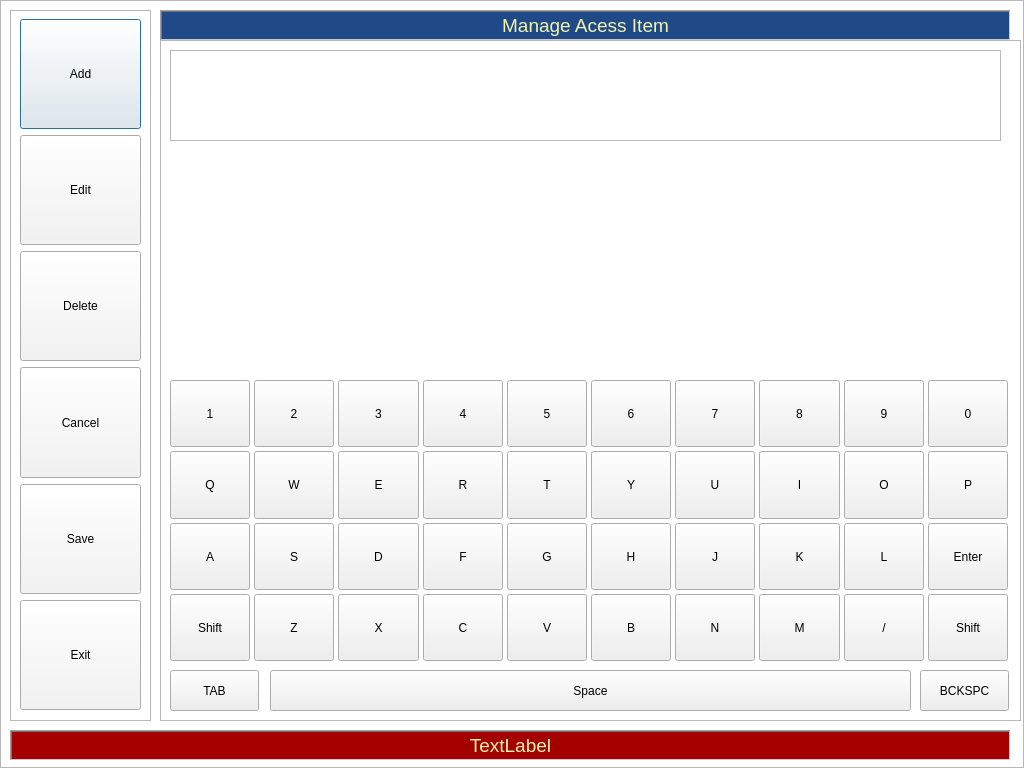
Old version of the form manage_access_item.ui in the repository swodaemkram/aces.
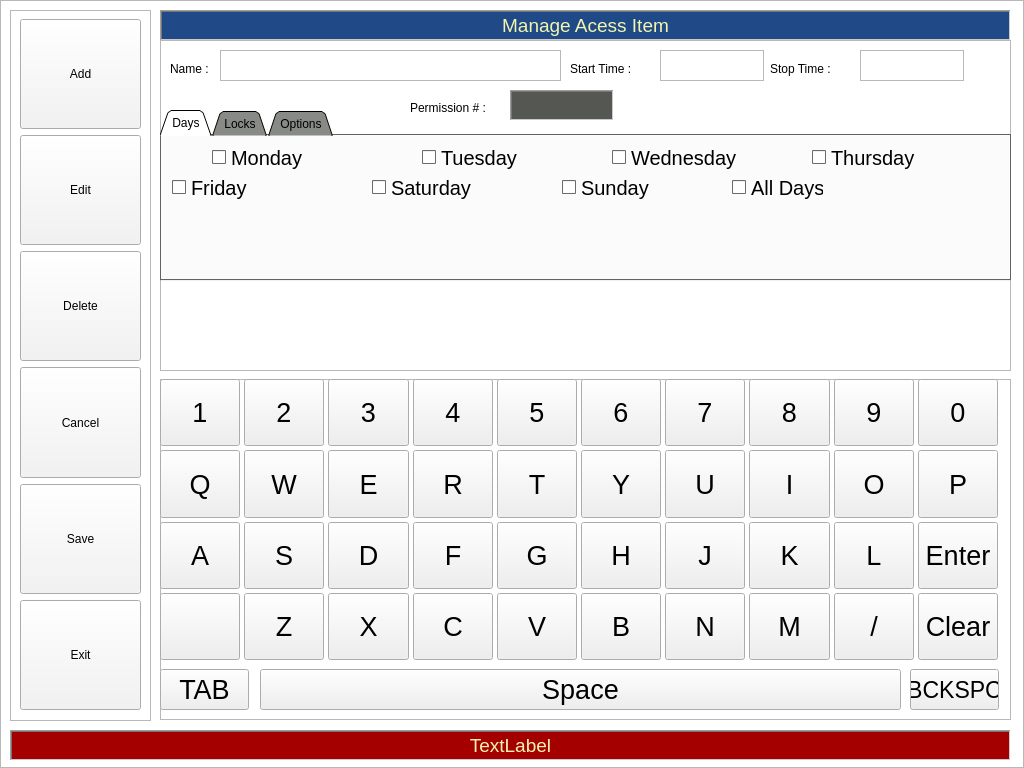
New version of the form. Icons and pictures are not drawn.

Diff of the .ui file:
```diff
--- a/manage_access_item.ui
+++ b/manage_access_item.ui
@@ -503,6 +503,9 @@
          </disabled>
         </palette>
        </property>
+       <property name="focusPolicy">
+        <enum>Qt::NoFocus</enum>
+       </property>
        <property name="text">
         <string>Add</string>
        </property>
@@ -580,6 +583,9 @@
          </disabled>
         </palette>
        </property>
+       <property name="focusPolicy">
+        <enum>Qt::NoFocus</enum>
+       </property>
        <property name="text">
         <string>Edit</string>
        </property>
@@ -657,6 +663,9 @@
          </disabled>
         </palette>
        </property>
+       <property name="focusPolicy">
+        <enum>Qt::NoFocus</enum>
+       </property>
        <property name="text">
         <string>Delete</string>
        </property>
@@ -734,6 +743,9 @@
          </disabled>
         </palette>
        </property>
+       <property name="focusPolicy">
+        <enum>Qt::NoFocus</enum>
+       </property>
        <property name="text">
         <string>Cancel</string>
        </property>
@@ -811,6 +823,9 @@
          </disabled>
         </palette>
        </property>
+       <property name="focusPolicy">
+        <enum>Qt::NoFocus</enum>
+       </property>
        <property name="text">
         <string>Save</string>
        </property>
@@ -915,6 +930,9 @@
          </disabled>
         </palette>
        </property>
+       <property name="focusPolicy">
+        <enum>Qt::NoFocus</enum>
+       </property>
        <property name="text">
         <string>Exit</string>
        </property>
@@ -928,8 +946,8 @@
     <rect>
      <x>160</x>
      <y>40</y>
-     <width>861</width>
-     <height>681</height>
+     <width>851</width>
+     <height>331</height>
     </rect>
    </property>
    <property name="frameShape">
@@ -938,35 +956,727 @@
    <property name="frameShadow">
     <enum>QFrame::Raised</enum>
    </property>
-   <widget class="QTableView" name="tableView">
+   <widget class="QGraphicsView" name="graphicsView_2">
+    <property name="geometry">
+     <rect>
+      <x>0</x>
+      <y>0</y>
+      <width>851</width>
+      <height>331</height>
+     </rect>
+    </property>
+    <property name="verticalScrollBarPolicy">
+     <enum>Qt::ScrollBarAlwaysOff</enum>
+    </property>
+    <property name="horizontalScrollBarPolicy">
+     <enum>Qt::ScrollBarAlwaysOff</enum>
+    </property>
+   </widget>
+   <widget class="QPushButton" name="pushButton_50">
+    <property name="geometry">
+     <rect>
+      <x>580</x>
+      <y>250</y>
+      <width>89</width>
+      <height>81</height>
+     </rect>
+    </property>
+    <property name="focusPolicy">
+     <enum>Qt::NoFocus</enum>
+    </property>
+    <property name="text">
+     <string/>
+    </property>
+    <property name="icon">
+     <iconset>
+      <normaloff>../build-aces-Desktop-Debug/icons/forward_button_gray.png</normaloff>../build-aces-Desktop-Debug/icons/forward_button_gray.png</iconset>
+    </property>
+    <property name="iconSize">
+     <size>
+      <width>80</width>
+      <height>80</height>
+     </size>
+    </property>
+    <property name="flat">
+     <bool>true</bool>
+    </property>
+   </widget>
+   <widget class="QPushButton" name="pushButton_51">
+    <property name="geometry">
+     <rect>
+      <x>160</x>
+      <y>260</y>
+      <width>89</width>
+      <height>71</height>
+     </rect>
+    </property>
+    <property name="focusPolicy">
+     <enum>Qt::NoFocus</enum>
+    </property>
+    <property name="text">
+     <string/>
+    </property>
+    <property name="icon">
+     <iconset>
+      <normaloff>../build-aces-Desktop-Debug/icons/back_button_gray.png</normaloff>../build-aces-Desktop-Debug/icons/back_button_gray.png</iconset>
+    </property>
+    <property name="iconSize">
+     <size>
+      <width>80</width>
+      <height>80</height>
+     </size>
+    </property>
+    <property name="flat">
+     <bool>true</bool>
+    </property>
+   </widget>
+   <widget class="QLabel" name="label_3">
+    <property name="geometry">
+     <rect>
+      <x>250</x>
+      <y>60</y>
+      <width>101</width>
+      <height>16</height>
+     </rect>
+    </property>
+    <property name="text">
+     <string>Permission # : </string>
+    </property>
+   </widget>
+   <widget class="QPlainTextEdit" name="plainTextEdit">
+    <property name="geometry">
+     <rect>
+      <x>350</x>
+      <y>50</y>
+      <width>104</width>
+      <height>31</height>
+     </rect>
+    </property>
+    <property name="palette">
+     <palette>
+      <active>
+       <colorrole role="WindowText">
+        <brush brushstyle="SolidPattern">
+         <color alpha="255">
+          <red>255</red>
+          <green>255</green>
+          <blue>255</blue>
+         </color>
+        </brush>
+       </colorrole>
+       <colorrole role="Text">
+        <brush brushstyle="SolidPattern">
+         <color alpha="255">
+          <red>255</red>
+          <green>255</green>
+          <blue>255</blue>
+         </color>
+        </brush>
+       </colorrole>
+       <colorrole role="Base">
+        <brush brushstyle="SolidPattern">
+         <color alpha="255">
+          <red>85</red>
+          <green>87</green>
+          <blue>83</blue>
+         </color>
+        </brush>
+       </colorrole>
+      </active>
+      <inactive>
+       <colorrole role="WindowText">
+        <brush brushstyle="SolidPattern">
+         <color alpha="255">
+          <red>255</red>
+          <green>255</green>
+          <blue>255</blue>
+         </color>
+        </brush>
+       </colorrole>
+       <colorrole role="Text">
+        <brush brushstyle="SolidPattern">
+         <color alpha="255">
+          <red>255</red>
+          <green>255</green>
+          <blue>255</blue>
+         </color>
+        </brush>
+       </colorrole>
+       <colorrole role="Base">
+        <brush brushstyle="SolidPattern">
+         <color alpha="255">
+          <red>85</red>
+          <green>87</green>
+          <blue>83</blue>
+         </color>
+        </brush>
+       </colorrole>
+      </inactive>
+      <disabled>
+       <colorrole role="WindowText">
+        <brush brushstyle="SolidPattern">
+         <color alpha="255">
+          <red>190</red>
+          <green>190</green>
+          <blue>190</blue>
+         </color>
+        </brush>
+       </colorrole>
+       <colorrole role="Text">
+        <brush brushstyle="SolidPattern">
+         <color alpha="255">
+          <red>190</red>
+          <green>190</green>
+          <blue>190</blue>
+         </color>
+        </brush>
+       </colorrole>
+       <colorrole role="Base">
+        <brush brushstyle="SolidPattern">
+         <color alpha="255">
+          <red>239</red>
+          <green>235</green>
+          <blue>231</blue>
+         </color>
+        </brush>
+       </colorrole>
+      </disabled>
+     </palette>
+    </property>
+    <property name="frameShape">
+     <enum>QFrame::WinPanel</enum>
+    </property>
+   </widget>
+   <widget class="QLabel" name="label_4">
+    <property name="geometry">
+     <rect>
+      <x>410</x>
+      <y>20</y>
+      <width>81</width>
+      <height>17</height>
+     </rect>
+    </property>
+    <property name="text">
+     <string>Start Time : </string>
+    </property>
+   </widget>
+   <widget class="QPlainTextEdit" name="plainTextEdit_2">
+    <property name="geometry">
+     <rect>
+      <x>500</x>
+      <y>10</y>
+      <width>104</width>
+      <height>31</height>
+     </rect>
+    </property>
+   </widget>
+   <widget class="QLabel" name="label_5">
+    <property name="geometry">
+     <rect>
+      <x>610</x>
+      <y>20</y>
+      <width>81</width>
+      <height>17</height>
+     </rect>
+    </property>
+    <property name="text">
+     <string>Stop Time : </string>
+    </property>
+   </widget>
+   <widget class="QPlainTextEdit" name="plainTextEdit_3">
+    <property name="geometry">
+     <rect>
+      <x>700</x>
+      <y>10</y>
+      <width>104</width>
+      <height>31</height>
+     </rect>
+    </property>
+   </widget>
+   <widget class="QLabel" name="label_6">
     <property name="geometry">
      <rect>
       <x>10</x>
+      <y>20</y>
+      <width>51</width>
+      <height>17</height>
+     </rect>
+    </property>
+    <property name="text">
+     <string>Name : </string>
+    </property>
+   </widget>
+   <widget class="QPlainTextEdit" name="plainTextEdit_4">
+    <property name="geometry">
+     <rect>
+      <x>60</x>
       <y>10</y>
-      <width>831</width>
-      <height>91</height>
+      <width>341</width>
+      <height>31</height>
      </rect>
     </property>
-    <property name="font">
-     <font>
-      <pointsize>8</pointsize>
-     </font>
+   </widget>
+   <widget class="QTabWidget" name="tabWidget">
+    <property name="geometry">
+     <rect>
+      <x>0</x>
+      <y>70</y>
+      <width>851</width>
+      <height>171</height>
+     </rect>
     </property>
-    <property name="alternatingRowColors">
-     <bool>true</bool>
+    <property name="palette">
+     <palette>
+      <active>
+       <colorrole role="Base">
+        <brush brushstyle="SolidPattern">
+         <color alpha="255">
+          <red>255</red>
+          <green>255</green>
+          <blue>255</blue>
+         </color>
+        </brush>
+       </colorrole>
+       <colorrole role="Window">
+        <brush brushstyle="SolidPattern">
+         <color alpha="255">
+          <red>136</red>
+          <green>138</green>
+          <blue>133</blue>
+         </color>
+        </brush>
+       </colorrole>
+      </active>
+      <inactive>
+       <colorrole role="Base">
+        <brush brushstyle="SolidPattern">
+         <color alpha="255">
+          <red>255</red>
+          <green>255</green>
+          <blue>255</blue>
+         </color>
+        </brush>
+       </colorrole>
+       <colorrole role="Window">
+        <brush brushstyle="SolidPattern">
+         <color alpha="255">
+          <red>136</red>
+          <green>138</green>
+          <blue>133</blue>
+         </color>
+        </brush>
+       </colorrole>
+      </inactive>
+      <disabled>
+       <colorrole role="Base">
+        <brush brushstyle="SolidPattern">
+         <color alpha="255">
+          <red>136</red>
+          <green>138</green>
+          <blue>133</blue>
+         </color>
+        </brush>
+       </colorrole>
+       <colorrole role="Window">
+        <brush brushstyle="SolidPattern">
+         <color alpha="255">
+          <red>136</red>
+          <green>138</green>
+          <blue>133</blue>
+         </color>
+        </brush>
+       </colorrole>
+      </disabled>
+     </palette>
     </property>
-    <property name="sortingEnabled">
-     <bool>true</bool>
+    <property name="focusPolicy">
+     <enum>Qt::NoFocus</enum>
     </property>
-    <attribute name="verticalHeaderVisible">
-     <bool>false</bool>
-    </attribute>
+    <property name="tabShape">
+     <enum>QTabWidget::Triangular</enum>
+    </property>
+    <property name="currentIndex">
+     <number>0</number>
+    </property>
+    <widget class="QWidget" name="tab">
+     <attribute name="title">
+      <string>Days</string>
+     </attribute>
+     <widget class="QCheckBox" name="checkBox_3">
+      <property name="geometry">
+       <rect>
+        <x>450</x>
+        <y>10</y>
+        <width>131</width>
+        <height>23</height>
+       </rect>
+      </property>
+      <property name="font">
+       <font>
+        <pointsize>15</pointsize>
+       </font>
+      </property>
+      <property name="text">
+       <string>Wednesday</string>
+      </property>
+     </widget>
+     <widget class="QCheckBox" name="checkBox_6">
+      <property name="geometry">
+       <rect>
+        <x>210</x>
+        <y>40</y>
+        <width>101</width>
+        <height>23</height>
+       </rect>
+      </property>
+      <property name="font">
+       <font>
+        <pointsize>15</pointsize>
+       </font>
+      </property>
+      <property name="text">
+       <string>Saturday</string>
+      </property>
+     </widget>
+     <widget class="QCheckBox" name="checkBox_2">
+      <property name="geometry">
+       <rect>
+        <x>260</x>
+        <y>10</y>
+        <width>101</width>
+        <height>23</height>
+       </rect>
+      </property>
+      <property name="font">
+       <font>
+        <pointsize>15</pointsize>
+       </font>
+      </property>
+      <property name="text">
+       <string>Tuesday</string>
+      </property>
+     </widget>
+     <widget class="QCheckBox" name="checkBox_8">
+      <property name="geometry">
+       <rect>
+        <x>570</x>
+        <y>40</y>
+        <width>92</width>
+        <height>23</height>
+       </rect>
+      </property>
+      <property name="font">
+       <font>
+        <pointsize>15</pointsize>
+       </font>
+      </property>
+      <property name="text">
+       <string>All Days</string>
+      </property>
+     </widget>
+     <widget class="QCheckBox" name="checkBox_5">
+      <property name="geometry">
+       <rect>
+        <x>10</x>
+        <y>40</y>
+        <width>81</width>
+        <height>23</height>
+       </rect>
+      </property>
+      <property name="font">
+       <font>
+        <pointsize>15</pointsize>
+       </font>
+      </property>
+      <property name="text">
+       <string>Friday</string>
+      </property>
+     </widget>
+     <widget class="QCheckBox" name="checkBox_7">
+      <property name="geometry">
+       <rect>
+        <x>400</x>
+        <y>40</y>
+        <width>92</width>
+        <height>23</height>
+       </rect>
+      </property>
+      <property name="font">
+       <font>
+        <pointsize>15</pointsize>
+       </font>
+      </property>
+      <property name="text">
+       <string>Sunday</string>
+      </property>
+     </widget>
+     <widget class="QCheckBox" name="checkBox">
+      <property name="geometry">
+       <rect>
+        <x>50</x>
+        <y>10</y>
+        <width>101</width>
+        <height>23</height>
+       </rect>
+      </property>
+      <property name="font">
+       <font>
+        <pointsize>15</pointsize>
+       </font>
+      </property>
+      <property name="text">
+       <string>Monday</string>
+      </property>
+     </widget>
+     <widget class="QCheckBox" name="checkBox_4">
+      <property name="geometry">
+       <rect>
+        <x>650</x>
+        <y>10</y>
+        <width>111</width>
+        <height>23</height>
+       </rect>
+      </property>
+      <property name="font">
+       <font>
+        <pointsize>15</pointsize>
+       </font>
+      </property>
+      <property name="text">
+       <string>Thursday</string>
+      </property>
+     </widget>
+    </widget>
+    <widget class="QWidget" name="tab_0">
+     <attribute name="title">
+      <string>Locks</string>
+     </attribute>
+     <widget class="QCheckBox" name="checkBox_11">
+      <property name="geometry">
+       <rect>
+        <x>640</x>
+        <y>10</y>
+        <width>171</width>
+        <height>23</height>
+       </rect>
+      </property>
+      <property name="font">
+       <font>
+        <pointsize>15</pointsize>
+       </font>
+      </property>
+      <property name="text">
+       <string>Lock 3 Enabled</string>
+      </property>
+     </widget>
+     <widget class="QCheckBox" name="checkBox_10">
+      <property name="geometry">
+       <rect>
+        <x>330</x>
+        <y>10</y>
+        <width>161</width>
+        <height>23</height>
+       </rect>
+      </property>
+      <property name="font">
+       <font>
+        <pointsize>15</pointsize>
+       </font>
+      </property>
+      <property name="text">
+       <string>Lock 2 Enabled</string>
+      </property>
+     </widget>
+     <widget class="QCheckBox" name="checkBox_14">
+      <property name="geometry">
+       <rect>
+        <x>640</x>
+        <y>50</y>
+        <width>161</width>
+        <height>23</height>
+       </rect>
+      </property>
+      <property name="font">
+       <font>
+        <pointsize>15</pointsize>
+       </font>
+      </property>
+      <property name="text">
+       <string>Lock 6 Enabled</string>
+      </property>
+     </widget>
+     <widget class="QCheckBox" name="checkBox_12">
+      <property name="geometry">
+       <rect>
+        <x>10</x>
+        <y>50</y>
+        <width>161</width>
+        <height>23</height>
+       </rect>
+      </property>
+      <property name="font">
+       <font>
+        <pointsize>15</pointsize>
+       </font>
+      </property>
+      <property name="text">
+       <string>Lock 4 Enabled</string>
+      </property>
+     </widget>
+     <widget class="QCheckBox" name="checkBox_9">
+      <property name="geometry">
+       <rect>
+        <x>10</x>
+        <y>10</y>
+        <width>161</width>
+        <height>23</height>
+       </rect>
+      </property>
+      <property name="font">
+       <font>
+        <pointsize>15</pointsize>
+       </font>
+      </property>
+      <property name="text">
+       <string>Lock 1 enabled</string>
+      </property>
+     </widget>
+     <widget class="QCheckBox" name="checkBox_13">
+      <property name="geometry">
+       <rect>
+        <x>330</x>
+        <y>50</y>
+        <width>161</width>
+        <height>23</height>
+       </rect>
+      </property>
+      <property name="font">
+       <font>
+        <pointsize>15</pointsize>
+       </font>
+      </property>
+      <property name="text">
+       <string>Lock 5 Enabled</string>
+      </property>
+     </widget>
+    </widget>
+    <widget class="QWidget" name="tab_2">
+     <attribute name="title">
+      <string>Options</string>
+     </attribute>
+     <widget class="QCheckBox" name="checkBox_16">
+      <property name="geometry">
+       <rect>
+        <x>70</x>
+        <y>50</y>
+        <width>271</width>
+        <height>23</height>
+       </rect>
+      </property>
+      <property name="font">
+       <font>
+        <pointsize>15</pointsize>
+       </font>
+      </property>
+      <property name="text">
+       <string>Can Manage Access Groups</string>
+      </property>
+     </widget>
+     <widget class="QCheckBox" name="checkBox_19">
+      <property name="geometry">
+       <rect>
+        <x>620</x>
+        <y>10</y>
+        <width>191</width>
+        <height>23</height>
+       </rect>
+      </property>
+      <property name="font">
+       <font>
+        <pointsize>15</pointsize>
+       </font>
+      </property>
+      <property name="text">
+       <string>Can Modify Users</string>
+      </property>
+     </widget>
+     <widget class="QCheckBox" name="checkBox_15">
+      <property name="geometry">
+       <rect>
+        <x>10</x>
+        <y>10</y>
+        <width>231</width>
+        <height>23</height>
+       </rect>
+      </property>
+      <property name="font">
+       <font>
+        <pointsize>15</pointsize>
+       </font>
+      </property>
+      <property name="text">
+       <string>Can Access Log Button</string>
+      </property>
+     </widget>
+     <widget class="QCheckBox" name="checkBox_18">
+      <property name="geometry">
+       <rect>
+        <x>310</x>
+        <y>10</y>
+        <width>211</width>
+        <height>23</height>
+       </rect>
+      </property>
+      <property name="font">
+       <font>
+        <pointsize>15</pointsize>
+       </font>
+      </property>
+      <property name="text">
+       <string>Can Modify System</string>
+      </property>
+     </widget>
+     <widget class="QCheckBox" name="checkBox_17">
+      <property name="geometry">
+       <rect>
+        <x>490</x>
+        <y>50</y>
+        <width>201</width>
+        <height>23</height>
+       </rect>
+      </property>
+      <property name="font">
+       <font>
+        <pointsize>15</pointsize>
+       </font>
+      </property>
+      <property name="text">
+       <string>Can Manage Access Items</string>
+      </property>
+     </widget>
+    </widget>
    </widget>
+  </widget>
+  <widget class="QFrame" name="frame_3">
+   <property name="geometry">
+    <rect>
+     <x>160</x>
+     <y>379</y>
+     <width>851</width>
+     <height>341</height>
+    </rect>
+   </property>
+   <property name="frameShape">
+    <enum>QFrame::StyledPanel</enum>
+   </property>
+   <property name="frameShadow">
+    <enum>QFrame::Raised</enum>
+   </property>
    <widget class="QWidget" name="gridLayoutWidget">
     <property name="geometry">
      <rect>
-      <x>10</x>
-      <y>340</y>
+      <x>0</x>
+      <y>0</y>
       <width>838</width>
       <height>281</height>
      </rect>
@@ -992,6 +1702,14 @@
          <verstretch>0</verstretch>
         </sizepolicy>
        </property>
+       <property name="font">
+        <font>
+         <pointsize>20</pointsize>
+        </font>
+       </property>
+       <property name="focusPolicy">
+        <enum>Qt::NoFocus</enum>
+       </property>
        <property name="text">
         <string>Q</string>
        </property>
@@ -1005,6 +1723,14 @@
          <verstretch>0</verstretch>
         </sizepolicy>
        </property>
+       <property name="font">
+        <font>
+         <pointsize>20</pointsize>
+        </font>
+       </property>
+       <property name="focusPolicy">
+        <enum>Qt::NoFocus</enum>
+       </property>
        <property name="text">
         <string>K</string>
        </property>
@@ -1018,6 +1744,14 @@
          <verstretch>0</verstretch>
         </sizepolicy>
        </property>
+       <property name="font">
+        <font>
+         <pointsize>20</pointsize>
+        </font>
+       </property>
+       <property name="focusPolicy">
+        <enum>Qt::NoFocus</enum>
+       </property>
        <property name="text">
         <string>5</string>
        </property>
@@ -1031,6 +1765,14 @@
          <verstretch>0</verstretch>
         </sizepolicy>
        </property>
+       <property name="font">
+        <font>
+         <pointsize>20</pointsize>
+        </font>
+       </property>
+       <property name="focusPolicy">
+        <enum>Qt::NoFocus</enum>
+       </property>
        <property name="text">
         <string>W</string>
        </property>
@@ -1044,6 +1786,14 @@
          <verstretch>0</verstretch>
         </sizepolicy>
        </property>
+       <property name="font">
+        <font>
+         <pointsize>20</pointsize>
+        </font>
+       </property>
+       <property name="focusPolicy">
+        <enum>Qt::NoFocus</enum>
+       </property>
        <property name="text">
         <string>Y</string>
        </property>
@@ -1057,6 +1807,14 @@
          <verstretch>0</verstretch>
         </sizepolicy>
        </property>
+       <property name="font">
+        <font>
+         <pointsize>20</pointsize>
+        </font>
+       </property>
+       <property name="focusPolicy">
+        <enum>Qt::NoFocus</enum>
+       </property>
        <property name="text">
         <string>F</string>
        </property>
@@ -1070,6 +1828,14 @@
          <verstretch>0</verstretch>
         </sizepolicy>
        </property>
+       <property name="font">
+        <font>
+         <pointsize>20</pointsize>
+        </font>
+       </property>
+       <property name="focusPolicy">
+        <enum>Qt::NoFocus</enum>
+       </property>
        <property name="text">
         <string>D</string>
        </property>
@@ -1083,6 +1849,14 @@
          <verstretch>0</verstretch>
         </sizepolicy>
        </property>
+       <property name="font">
+        <font>
+         <pointsize>20</pointsize>
+        </font>
+       </property>
+       <property name="focusPolicy">
+        <enum>Qt::NoFocus</enum>
+       </property>
        <property name="text">
         <string>/</string>
        </property>
@@ -1096,8 +1870,16 @@
          <verstretch>0</verstretch>
         </sizepolicy>
        </property>
+       <property name="font">
+        <font>
+         <pointsize>20</pointsize>
+        </font>
+       </property>
+       <property name="focusPolicy">
+        <enum>Qt::NoFocus</enum>
+       </property>
        <property name="text">
-        <string>Shift</string>
+        <string>Clear</string>
        </property>
       </widget>
      </item>
@@ -1109,6 +1891,14 @@
          <verstretch>0</verstretch>
         </sizepolicy>
        </property>
+       <property name="font">
+        <font>
+         <pointsize>20</pointsize>
+        </font>
+       </property>
+       <property name="focusPolicy">
+        <enum>Qt::NoFocus</enum>
+       </property>
        <property name="text">
         <string>E</string>
        </property>
@@ -1122,6 +1912,14 @@
          <verstretch>0</verstretch>
         </sizepolicy>
        </property>
+       <property name="font">
+        <font>
+         <pointsize>20</pointsize>
+        </font>
+       </property>
+       <property name="focusPolicy">
+        <enum>Qt::NoFocus</enum>
+       </property>
        <property name="text">
         <string>P</string>
        </property>
@@ -1135,6 +1933,14 @@
          <verstretch>0</verstretch>
         </sizepolicy>
        </property>
+       <property name="font">
+        <font>
+         <pointsize>20</pointsize>
+        </font>
+       </property>
+       <property name="focusPolicy">
+        <enum>Qt::NoFocus</enum>
+       </property>
        <property name="text">
         <string>8</string>
        </property>
@@ -1148,6 +1954,14 @@
          <verstretch>0</verstretch>
         </sizepolicy>
        </property>
+       <property name="font">
+        <font>
+         <pointsize>20</pointsize>
+        </font>
+       </property>
+       <property name="focusPolicy">
+        <enum>Qt::NoFocus</enum>
+       </property>
        <property name="text">
         <string>9</string>
        </property>
@@ -1161,6 +1975,14 @@
          <verstretch>0</verstretch>
         </sizepolicy>
        </property>
+       <property name="font">
+        <font>
+         <pointsize>20</pointsize>
+        </font>
+       </property>
+       <property name="focusPolicy">
+        <enum>Qt::NoFocus</enum>
+       </property>
        <property name="text">
         <string>R</string>
        </property>
@@ -1174,6 +1996,14 @@
          <verstretch>0</verstretch>
         </sizepolicy>
        </property>
+       <property name="font">
+        <font>
+         <pointsize>20</pointsize>
+        </font>
+       </property>
+       <property name="focusPolicy">
+        <enum>Qt::NoFocus</enum>
+       </property>
        <property name="text">
         <string>J</string>
        </property>
@@ -1187,6 +2017,14 @@
          <verstretch>0</verstretch>
         </sizepolicy>
        </property>
+       <property name="font">
+        <font>
+         <pointsize>20</pointsize>
+        </font>
+       </property>
+       <property name="focusPolicy">
+        <enum>Qt::NoFocus</enum>
+       </property>
        <property name="text">
         <string>1</string>
        </property>
@@ -1200,6 +2038,14 @@
          <verstretch>0</verstretch>
         </sizepolicy>
        </property>
+       <property name="font">
+        <font>
+         <pointsize>20</pointsize>
+        </font>
+       </property>
+       <property name="focusPolicy">
+        <enum>Qt::NoFocus</enum>
+       </property>
        <property name="text">
         <string>M</string>
        </property>
@@ -1213,6 +2059,14 @@
          <verstretch>0</verstretch>
         </sizepolicy>
        </property>
+       <property name="font">
+        <font>
+         <pointsize>20</pointsize>
+        </font>
+       </property>
+       <property name="focusPolicy">
+        <enum>Qt::NoFocus</enum>
+       </property>
        <property name="text">
         <string>N</string>
        </property>
@@ -1226,6 +2080,14 @@
          <verstretch>0</verstretch>
         </sizepolicy>
        </property>
+       <property name="font">
+        <font>
+         <pointsize>20</pointsize>
+        </font>
+       </property>
+       <property name="focusPolicy">
+        <enum>Qt::NoFocus</enum>
+       </property>
        <property name="text">
         <string>4</string>
        </property>
@@ -1239,6 +2101,14 @@
          <verstretch>0</verstretch>
         </sizepolicy>
        </property>
+       <property name="font">
+        <font>
+         <pointsize>20</pointsize>
+        </font>
+       </property>
+       <property name="focusPolicy">
+        <enum>Qt::NoFocus</enum>
+       </property>
        <property name="text">
         <string>G</string>
        </property>
@@ -1252,6 +2122,14 @@
          <verstretch>0</verstretch>
         </sizepolicy>
        </property>
+       <property name="font">
+        <font>
+         <pointsize>20</pointsize>
+        </font>
+       </property>
+       <property name="focusPolicy">
+        <enum>Qt::NoFocus</enum>
+       </property>
        <property name="text">
         <string>6</string>
        </property>
@@ -1265,6 +2143,14 @@
          <verstretch>0</verstretch>
         </sizepolicy>
        </property>
+       <property name="font">
+        <font>
+         <pointsize>20</pointsize>
+        </font>
+       </property>
+       <property name="focusPolicy">
+        <enum>Qt::NoFocus</enum>
+       </property>
        <property name="text">
         <string>X</string>
        </property>
@@ -1278,8 +2164,16 @@
          <verstretch>0</verstretch>
         </sizepolicy>
        </property>
+       <property name="font">
+        <font>
+         <pointsize>20</pointsize>
+        </font>
+       </property>
+       <property name="focusPolicy">
+        <enum>Qt::NoFocus</enum>
+       </property>
        <property name="text">
-        <string>Shift</string>
+        <string/>
        </property>
       </widget>
      </item>
@@ -1291,6 +2185,14 @@
          <verstretch>0</verstretch>
         </sizepolicy>
        </property>
+       <property name="font">
+        <font>
+         <pointsize>20</pointsize>
+        </font>
+       </property>
+       <property name="focusPolicy">
+        <enum>Qt::NoFocus</enum>
+       </property>
        <property name="text">
         <string>0</string>
        </property>
@@ -1304,6 +2206,14 @@
          <verstretch>0</verstretch>
         </sizepolicy>
        </property>
+       <property name="font">
+        <font>
+         <pointsize>20</pointsize>
+        </font>
+       </property>
+       <property name="focusPolicy">
+        <enum>Qt::NoFocus</enum>
+       </property>
        <property name="text">
         <string>A</string>
        </property>
@@ -1317,6 +2227,14 @@
          <verstretch>0</verstretch>
         </sizepolicy>
        </property>
+       <property name="font">
+        <font>
+         <pointsize>20</pointsize>
+        </font>
+       </property>
+       <property name="focusPolicy">
+        <enum>Qt::NoFocus</enum>
+       </property>
        <property name="text">
         <string>I</string>
        </property>
@@ -1330,6 +2248,14 @@
          <verstretch>0</verstretch>
         </sizepolicy>
        </property>
+       <property name="font">
+        <font>
+         <pointsize>20</pointsize>
+        </font>
+       </property>
+       <property name="focusPolicy">
+        <enum>Qt::NoFocus</enum>
+       </property>
        <property name="text">
         <string>O</string>
        </property>
@@ -1343,6 +2269,14 @@
          <verstretch>0</verstretch>
         </sizepolicy>
        </property>
+       <property name="font">
+        <font>
+         <pointsize>20</pointsize>
+        </font>
+       </property>
+       <property name="focusPolicy">
+        <enum>Qt::NoFocus</enum>
+       </property>
        <property name="text">
         <string>T</string>
        </property>
@@ -1356,6 +2290,14 @@
          <verstretch>0</verstretch>
         </sizepolicy>
        </property>
+       <property name="font">
+        <font>
+         <pointsize>20</pointsize>
+        </font>
+       </property>
+       <property name="focusPolicy">
+        <enum>Qt::NoFocus</enum>
+       </property>
        <property name="text">
         <string>V</string>
        </property>
@@ -1369,6 +2311,14 @@
          <verstretch>0</verstretch>
         </sizepolicy>
        </property>
+       <property name="font">
+        <font>
+         <pointsize>20</pointsize>
+        </font>
+       </property>
+       <property name="focusPolicy">
+        <enum>Qt::NoFocus</enum>
+       </property>
        <property name="text">
         <string>H</string>
        </property>
@@ -1382,6 +2332,14 @@
          <verstretch>0</verstretch>
         </sizepolicy>
        </property>
+       <property name="font">
+        <font>
+         <pointsize>20</pointsize>
+        </font>
+       </property>
+       <property name="focusPolicy">
+        <enum>Qt::NoFocus</enum>
+       </property>
        <property name="text">
         <string>Z</string>
        </property>
@@ -1395,6 +2353,14 @@
          <verstretch>0</verstretch>
         </sizepolicy>
        </property>
+       <property name="font">
+        <font>
+         <pointsize>20</pointsize>
+        </font>
+       </property>
+       <property name="focusPolicy">
+        <enum>Qt::NoFocus</enum>
+       </property>
        <property name="text">
         <string>7</string>
        </property>
@@ -1408,6 +2374,14 @@
          <verstretch>0</verstretch>
         </sizepolicy>
        </property>
+       <property name="font">
+        <font>
+         <pointsize>20</pointsize>
+        </font>
+       </property>
+       <property name="focusPolicy">
+        <enum>Qt::NoFocus</enum>
+       </property>
        <property name="text">
         <string>L</string>
        </property>
@@ -1421,6 +2395,14 @@
          <verstretch>0</verstretch>
         </sizepolicy>
        </property>
+       <property name="font">
+        <font>
+         <pointsize>20</pointsize>
+        </font>
+       </property>
+       <property name="focusPolicy">
+        <enum>Qt::NoFocus</enum>
+       </property>
        <property name="text">
         <string>Enter</string>
        </property>
@@ -1434,6 +2416,14 @@
          <verstretch>0</verstretch>
         </sizepolicy>
        </property>
+       <property name="font">
+        <font>
+         <pointsize>20</pointsize>
+        </font>
+       </property>
+       <property name="focusPolicy">
+        <enum>Qt::NoFocus</enum>
+       </property>
        <property name="text">
         <string>3</string>
        </property>
@@ -1447,6 +2437,14 @@
          <verstretch>0</verstretch>
         </sizepolicy>
        </property>
+       <property name="font">
+        <font>
+         <pointsize>20</pointsize>
+        </font>
+       </property>
+       <property name="focusPolicy">
+        <enum>Qt::NoFocus</enum>
+       </property>
        <property name="text">
         <string>2</string>
        </property>
@@ -1460,6 +2458,14 @@
          <verstretch>0</verstretch>
         </sizepolicy>
        </property>
+       <property name="font">
+        <font>
+         <pointsize>20</pointsize>
+        </font>
+       </property>
+       <property name="focusPolicy">
+        <enum>Qt::NoFocus</enum>
+       </property>
        <property name="text">
         <string>B</string>
        </property>
@@ -1473,6 +2479,14 @@
          <verstretch>0</verstretch>
         </sizepolicy>
        </property>
+       <property name="font">
+        <font>
+         <pointsize>20</pointsize>
+        </font>
+       </property>
+       <property name="focusPolicy">
+        <enum>Qt::NoFocus</enum>
+       </property>
        <property name="text">
         <string>U</string>
        </property>
@@ -1486,6 +2500,14 @@
          <verstretch>0</verstretch>
         </sizepolicy>
        </property>
+       <property name="font">
+        <font>
+         <pointsize>20</pointsize>
+        </font>
+       </property>
+       <property name="focusPolicy">
+        <enum>Qt::NoFocus</enum>
+       </property>
        <property name="text">
         <string>S</string>
        </property>
@@ -1499,6 +2521,14 @@
          <verstretch>0</verstretch>
         </sizepolicy>
        </property>
+       <property name="font">
+        <font>
+         <pointsize>20</pointsize>
+        </font>
+       </property>
+       <property name="focusPolicy">
+        <enum>Qt::NoFocus</enum>
+       </property>
        <property name="text">
         <string>C</string>
        </property>
@@ -1509,42 +2539,66 @@
    <widget class="QPushButton" name="pushButton_47">
     <property name="geometry">
      <rect>
-      <x>110</x>
-      <y>630</y>
+      <x>100</x>
+      <y>290</y>
       <width>641</width>
       <height>41</height>
      </rect>
     </property>
+    <property name="font">
+     <font>
+      <pointsize>20</pointsize>
+     </font>
+    </property>
+    <property name="focusPolicy">
+     <enum>Qt::NoFocus</enum>
+    </property>
     <property name="text">
      <string>Space</string>
     </property>
    </widget>
-   <widget class="QPushButton" name="pushButton_48">
-    <property name="geometry">
-     <rect>
-      <x>10</x>
-      <y>630</y>
-      <width>89</width>
-      <height>41</height>
-     </rect>
-    </property>
-    <property name="text">
-     <string>TAB</string>
-    </property>
-   </widget>
    <widget class="QPushButton" name="pushButton_49">
     <property name="geometry">
      <rect>
-      <x>760</x>
-      <y>630</y>
+      <x>750</x>
+      <y>290</y>
       <width>89</width>
       <height>41</height>
      </rect>
     </property>
+    <property name="font">
+     <font>
+      <pointsize>17</pointsize>
+     </font>
+    </property>
+    <property name="focusPolicy">
+     <enum>Qt::NoFocus</enum>
+    </property>
     <property name="text">
      <string>BCKSPC</string>
     </property>
    </widget>
+   <widget class="QPushButton" name="pushButton_48">
+    <property name="geometry">
+     <rect>
+      <x>0</x>
+      <y>290</y>
+      <width>89</width>
+      <height>41</height>
+     </rect>
+    </property>
+    <property name="font">
+     <font>
+      <pointsize>20</pointsize>
+     </font>
+    </property>
+    <property name="focusPolicy">
+     <enum>Qt::NoFocus</enum>
+    </property>
+    <property name="text">
+     <string>TAB</string>
+    </property>
+   </widget>
   </widget>
  </widget>
  <resources/>
```
